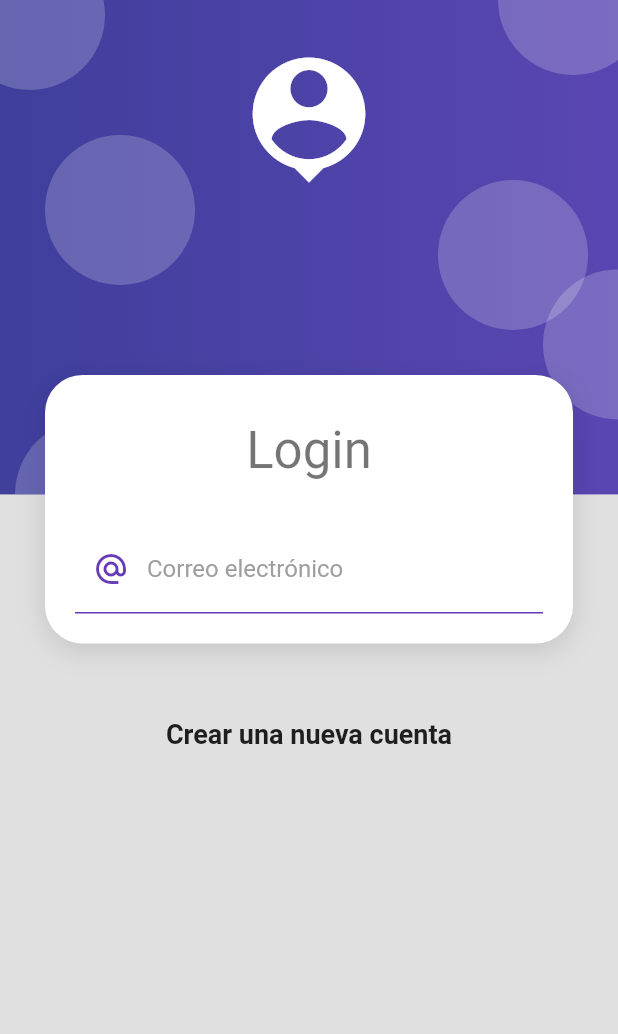
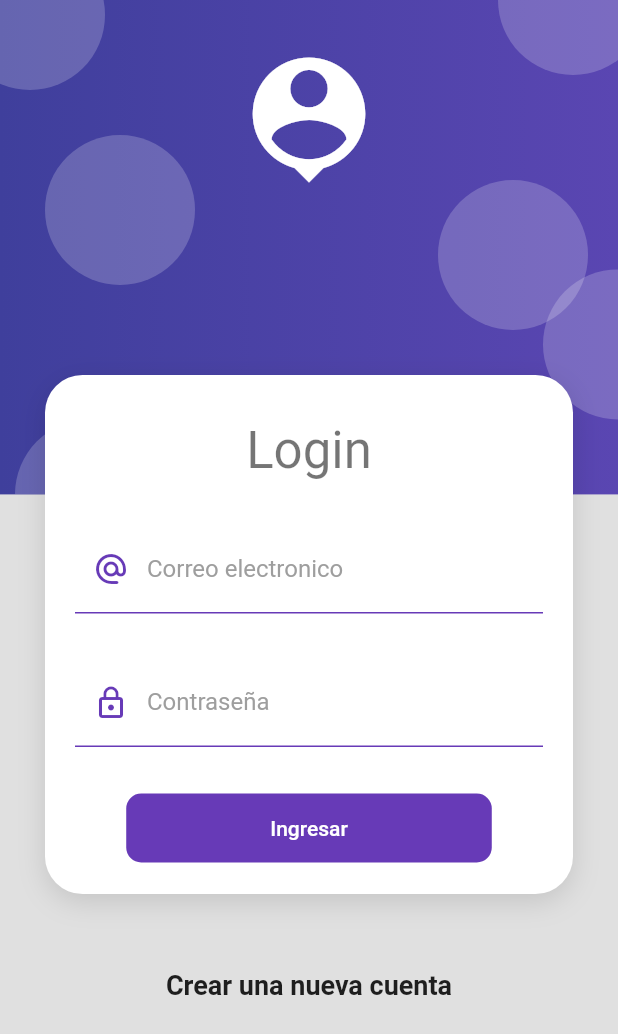
Before and after one commit to Roberthrjr/productos_app, a Flutter app: the screen it shows after launch, on a phone screen of 412 x 824 dp. Shown: the top 1034 px of the screen. Run offline on Flutter 3.47's test engine with Material 2 defaults, Android fonts, the phone set to English and light mode, and no system bars.

Commit message:
Reutilizar inputs, formulario de texto contraseña y botón de ingresar creados

```diff
--- /dev/null
+++ b/lib/interface/input_decoration.dart
@@ -0,0 +1,27 @@
+import 'package:flutter/material.dart';
+
+class InputDecorations {
+  static InputDecoration authInputDecoration({
+    required String hintText,
+    required String labelText,
+    IconData? prefixIcon,
+  }) {
+    return InputDecoration(
+      enabledBorder: UnderlineInputBorder(
+        borderSide: BorderSide(color: Colors.deepPurple),
+      ),
+      focusedBorder: UnderlineInputBorder(
+        borderSide: BorderSide(
+          color: Colors.deepPurple,
+          width: 2,
+        ),
+      ),
+      hintText: hintText,
+      labelText: labelText,
+      labelStyle: TextStyle(color: Colors.grey),
+      prefixIcon: prefixIcon != null
+          ? Icon(prefixIcon, color: Colors.deepPurple)
+          : null,
+    );
+  }
+}
--- a/lib/screens/login_screen.dart
+++ b/lib/screens/login_screen.dart
@@ -1,4 +1,5 @@
 import 'package:flutter/material.dart';
+import 'package:productos_app/interface/input_decoration.dart';
 import 'package:productos_app/widgets/widgets.dart';
 
 class LoginScreen extends StatelessWidget {
@@ -9,16 +10,16 @@ class LoginScreen extends StatelessWidget {
         child: SingleChildScrollView(
           child: Column(
             children: [
-              const SizedBox(height: 250),
+              SizedBox(height: 250),
               CardContainer(
                 child: Column(
                   children: [
-                    const SizedBox(height: 10),
+                    SizedBox(height: 10),
                     Text(
                       'Login',
                       style: Theme.of(context).textTheme.headline4,
                     ),
-                    const SizedBox(height: 30),
+                    SizedBox(height: 30),
                     _LoginForm(),
                   ],
                 ),
@@ -27,7 +28,8 @@ class LoginScreen extends StatelessWidget {
               Text(
                 'Crear una nueva cuenta',
                 style: TextStyle(fontSize: 18, fontWeight: FontWeight.bold),
-              )
+              ),
+              SizedBox(height: 50),
             ],
           ),
         ),
@@ -47,28 +49,44 @@ class _LoginForm extends StatelessWidget {
             TextFormField(
               autocorrect: false,
               keyboardType: TextInputType.emailAddress,
-              decoration: InputDecoration(
-                enabledBorder: UnderlineInputBorder(
-                  borderSide: BorderSide(
-                    color: Colors.deepPurple,
-                  ),
+              decoration: InputDecorations.authInputDecoration(
+                hintText: 'ejemplo@ejemplo.com',
+                labelText: 'Correo electronico',
+                prefixIcon: Icons.alternate_email_rounded,
+              ),
+            ),
+            SizedBox(height: 30),
+            TextFormField(
+              autocorrect: false,
+              obscureText: true,
+              keyboardType: TextInputType.emailAddress,
+              decoration: InputDecorations.authInputDecoration(
+                hintText: '****',
+                labelText: 'Contraseña',
+                prefixIcon: Icons.lock_outline,
+              ),
+            ),
+            SizedBox(height: 30),
+            MaterialButton(
+              shape: RoundedRectangleBorder(
+                borderRadius: BorderRadius.circular(10),
+              ),
+              disabledColor: Colors.grey,
+              elevation: 0,
+              color: Colors.deepPurple,
+              child: Container(
+                padding: EdgeInsets.symmetric(
+                  horizontal: 80,
+                  vertical: 15,
                 ),
-                focusedBorder: UnderlineInputBorder(
-                  borderSide: BorderSide(
-                    color: Colors.deepPurple,
-                    width: 2,
-                  ),
-                ),
-                hintText: 'ejemplo@ejemplo.com',
-                labelText: 'Correo electrónico',
-                labelStyle: TextStyle(
-                  color: Colors.grey,
-                ),
-                prefixIcon: Icon(
-                  Icons.alternate_email_sharp,
-                  color: Colors.deepPurple,
+                child: Text(
+                  'Ingresar',
+                  style: TextStyle(color: Colors.white),
                 ),
               ),
+              onPressed: () {
+                //TODO: Login Form
+              },
             ),
           ],
         ),
--- a/lib/widgets/card_container.dart
+++ b/lib/widgets/card_container.dart
@@ -8,10 +8,10 @@ class CardContainer extends StatelessWidget {
   @override
   Widget build(BuildContext context) {
     return Padding(
-      padding: const EdgeInsets.symmetric(horizontal: 30),
+      padding: EdgeInsets.symmetric(horizontal: 30),
       child: Container(
         width: double.infinity,
-        padding: const EdgeInsets.all(20),
+        padding: EdgeInsets.all(20),
         decoration: _createCardShape(),
         child: this.child,
       ),
@@ -21,7 +21,7 @@ class CardContainer extends StatelessWidget {
   BoxDecoration _createCardShape() => BoxDecoration(
         color: Colors.white,
         borderRadius: BorderRadius.circular(25),
-        boxShadow: const [
+        boxShadow: [
           BoxShadow(
             color: Colors.black12,
             blurRadius: 15,
```
